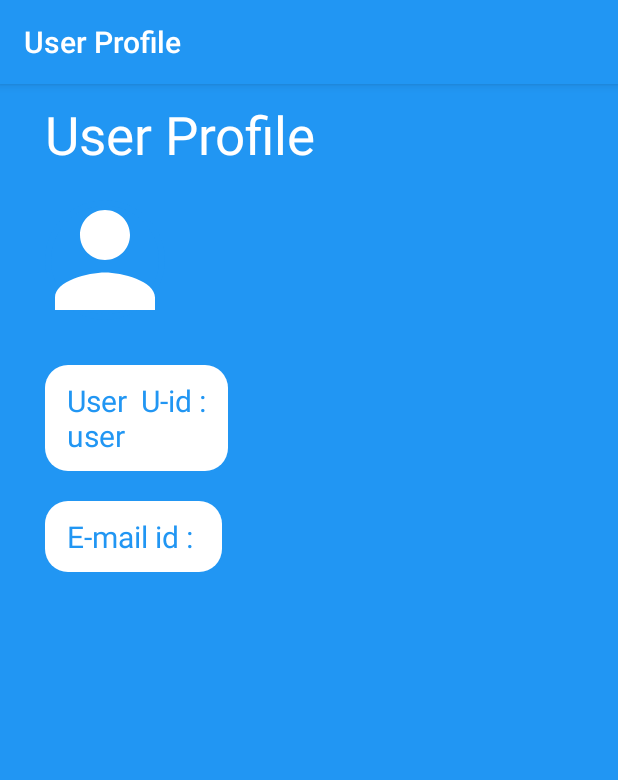
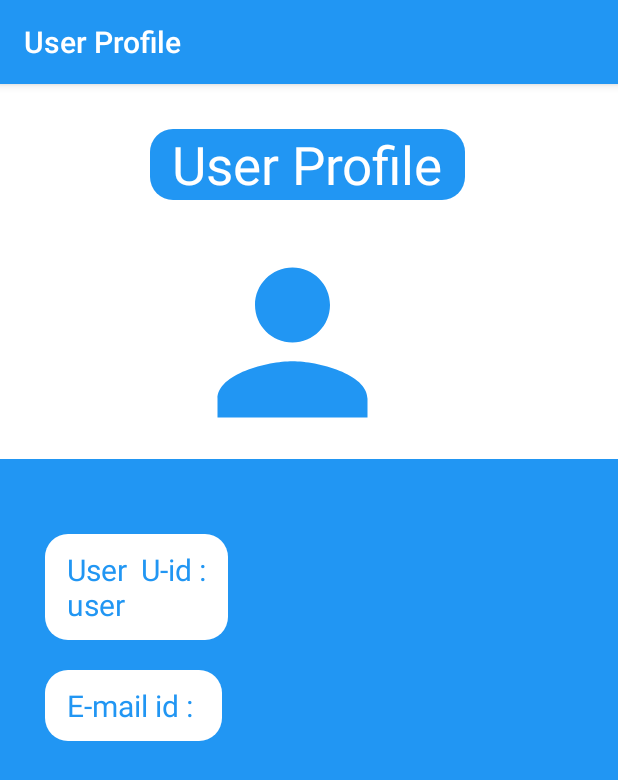
Before and after one commit to arrchitjain/Dr.-Fit, an Android app: the screen it shows after launch once a user with an empty profile is signed in (user_info), in the options menu, after a tap on "Delete", on a phone screen of 412 x 824 dp. Shown: the top 780 px of the screen. Run offline under Robolectric (Android 15) with nearby library versions, the phone set to English and light mode, and no system bars; our stand-ins replace Firebase (no records; nobody signed in at launch, a user with empty details on screens opened directly), navigation-ui.

Commit message:
Final commit

```diff
--- a/app/src/main/res/layout/activity_login.xml
+++ b/app/src/main/res/layout/activity_login.xml
@@ -89,9 +89,8 @@
         android:layout_height="wrap_content"
         android:layout_marginTop="30dp"
         android:layout_marginLeft="130dp"
-        android:text="New user? Sign Up"
+        android:text="@string/new_User_Login"
         android:textSize="16dp"
-
         />
 
 </RelativeLayout>
--- a/app/src/main/res/layout/activity_register.xml
+++ b/app/src/main/res/layout/activity_register.xml
@@ -117,7 +117,7 @@
         android:layout_marginTop="20dp"
         android:layout_marginLeft="100dp"
         android:textSize="16dp"
-        android:text="Aldready have an account?"
+        android:text="@string/aldready_have_account"
         />
 
 </RelativeLayout>
--- a/app/src/main/res/layout/activity_user_info.xml
+++ b/app/src/main/res/layout/activity_user_info.xml
@@ -4,9 +4,15 @@
     xmlns:tools="http://schemas.android.com/tools"
     android:layout_width="match_parent"
     android:layout_height="match_parent"
-    tools:context=".user_info"
-    android:background="#2196F3"
-    android:paddingRight="16dp">
+    tools:context=".user_info">
+
+
+    <RelativeLayout
+        android:id="@+id/userinfotoprellayout"
+        android:layout_width="match_parent"
+        android:layout_height="250dp"
+        android:background="#FFFFFF"
+        >
 
 
         <TextView
@@ -15,32 +21,43 @@
             android:layout_height="wrap_content"
             android:text="User Profile"
             android:textSize="35dp"
-        android:layout_marginTop="10dp"
-        android:layout_marginLeft="30dp"
+            android:layout_marginTop="30dp"
+            android:layout_marginLeft="100dp"
             android:textColor="#FFFFFF"
+            android:background="@drawable/buttonstyle"
             />
 
 
         <ImageView
             android:id="@+id/userinfoimgview"
             android:layout_below="@id/txinfohead"
-        android:layout_width="100dp"
-        android:layout_height="100dp"
+            android:layout_width="150dp"
+            android:layout_height="150dp"
             android:src="@drawable/ic_person_white_24dp"
-        android:layout_marginTop="10dp"
-        android:layout_marginLeft="20dp"
-        android:background="@drawable/ringshape"
+            android:layout_marginTop="20dp"
+            android:layout_marginLeft="120dp"
+            android:tint="#2196F3"
             />
+
+
+    </RelativeLayout>
+
+    <RelativeLayout
+        android:id="@+id/userinfobtmrellayout"
+        android:layout_below="@id/userinfotoprellayout"
+        android:layout_width="match_parent"
+        android:layout_height="match_parent"
+        android:background="#2196F3">
+
 
         <TextView
             android:id="@+id/txname"
-        android:layout_below="@id/userinfoimgview"
             android:layout_width="wrap_content"
             android:layout_height="wrap_content"
             android:textColor="#2196F3"
             android:textSize="20dp"
             android:hint="Name :"
-        android:layout_marginTop="20dp"
+            android:layout_marginTop="50dp"
             android:layout_marginLeft="30dp"
             android:fallbackLineSpacing="true"
             android:paddingTop="10dp"
@@ -67,4 +84,7 @@
             android:textAlignment="center"
             />
 
+
     </RelativeLayout>
+
+</RelativeLayout>
--- a/app/src/main/res/values/strings.xml
+++ b/app/src/main/res/values/strings.xml
@@ -4,4 +4,6 @@
     <string name="title_dashboard">Diet</string>
     <string name="title_notifications">FAQ</string>
     <string name="title_caloriecounter">Calorie counter</string>
+    <string name="new_User_Login"><u>New user? Sign Up</u></string>
+    <string name="aldready_have_account"><u>Aldready have an account?</u></string>
 </resources>
```
Also changed, not shown: app/src/main/res/layout/fragment_caloriecounter.xml (+18 -2 lines), app/src/main/java/com/example/fitraho/MainActivity.java (line endings or trailing spaces). Lines whose indentation alone changed are shown as unchanged.
